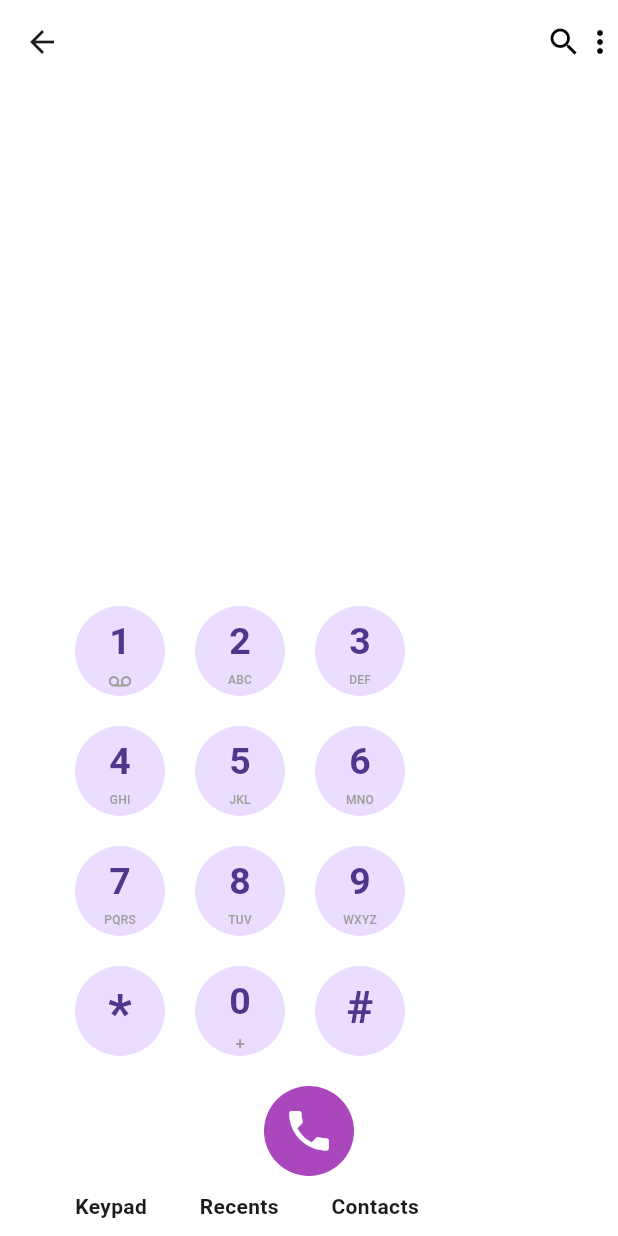
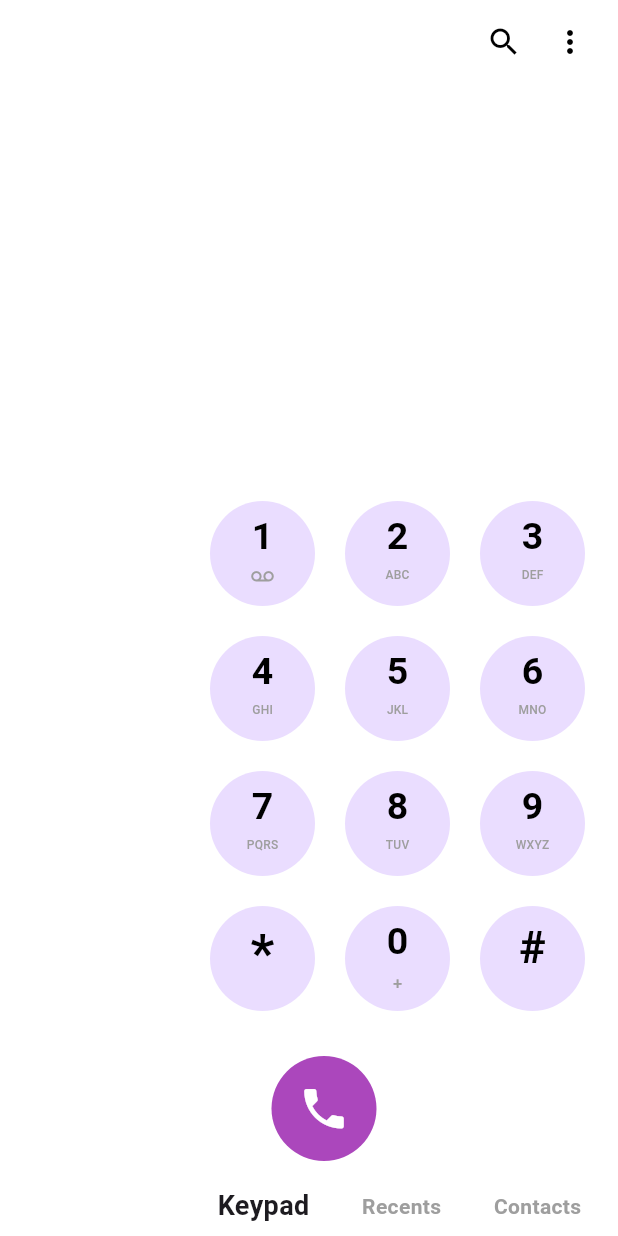
Before and after one commit to basilkurian001/flutter-internship-calling-app, a Flutter app: the Dhome screen opened directly, on a phone screen of 412 x 824 dp. Run offline on Flutter 3.47's test engine with Material 3 defaults, Android fonts, the phone set to English and light mode, and no system bars.

Commit message:
fixed dialler alignment

```diff
--- a/lib/dialler.dart
+++ b/lib/dialler.dart
@@ -11,21 +11,32 @@ class _DhomeState extends State<Dhome> {
   @override
   Widget build(BuildContext context) {
     return Scaffold(
+      backgroundColor: Colors.white,
       appBar: AppBar(
+        automaticallyImplyLeading: false,
         backgroundColor: Colors.white,
 
         actions: [
-          Icon(Icons.search, color: Colors.black),
+          Padding(
+            padding: const EdgeInsets.only(right: 20),
+            child: Icon(Icons.search, color: Colors.black),
+          ),
 
-          Icon(Icons.more_vert, color: Colors.black),
+          Padding(
+            padding: const EdgeInsets.only(right: 20),
+            child: Icon(Icons.more_vert, color: Colors.black),
+          ),
         ],
       ),
 
-      body: Container(
+      body:
+      Padding(
+        padding: const EdgeInsets.only(left: 70),
+        child: Container(
           color: Colors.white,
 
           child: Padding(
-          padding: const EdgeInsetsDirectional.only(start: 50),
+            padding: const EdgeInsetsDirectional.only(start: 70),
 
             child: Column(
               mainAxisAlignment: MainAxisAlignment.end,
@@ -34,7 +45,7 @@ class _DhomeState extends State<Dhome> {
                 Row(
                   children: [
                     CircleAvatar(
-                    radius: 30,
+                      radius: 35,
 
                       child: Column(
                         children: [
@@ -46,7 +57,7 @@ class _DhomeState extends State<Dhome> {
 
                               style: TextStyle(
                                 fontSize: 25,
-
+                                color: Colors.black,
                                 fontWeight: FontWeight.bold,
                               ),
                             ),
@@ -66,7 +77,7 @@ class _DhomeState extends State<Dhome> {
                     SizedBox(width: 20),
 
                     CircleAvatar(
-                    radius: 30,
+                      radius: 35,
 
                       child: Column(
                         children: [
@@ -77,6 +88,7 @@ class _DhomeState extends State<Dhome> {
                             style: TextStyle(
                               fontSize: 25,
                               fontWeight: FontWeight.bold,
+                              color: Colors.black,
                             ),
                           ),
 
@@ -92,7 +104,7 @@ class _DhomeState extends State<Dhome> {
                     SizedBox(width: 20),
 
                     CircleAvatar(
-                    radius: 30,
+                      radius: 35,
 
                       child: Column(
                         children: [
@@ -103,6 +115,7 @@ class _DhomeState extends State<Dhome> {
                             style: TextStyle(
                               fontSize: 25,
                               fontWeight: FontWeight.bold,
+                              color: Colors.black,
                             ),
                           ),
 
@@ -122,7 +135,7 @@ class _DhomeState extends State<Dhome> {
                 Row(
                   children: [
                     CircleAvatar(
-                    radius: 30,
+                      radius: 35,
 
                       child: Column(
                         children: [
@@ -133,6 +146,7 @@ class _DhomeState extends State<Dhome> {
                             style: TextStyle(
                               fontSize: 25,
                               fontWeight: FontWeight.bold,
+                              color: Colors.black,
                             ),
                           ),
 
@@ -148,7 +162,7 @@ class _DhomeState extends State<Dhome> {
                     SizedBox(width: 20),
 
                     CircleAvatar(
-                    radius: 30,
+                      radius: 35,
 
                       child: Column(
                         children: [
@@ -159,6 +173,7 @@ class _DhomeState extends State<Dhome> {
                             style: TextStyle(
                               fontSize: 25,
                               fontWeight: FontWeight.bold,
+                              color: Colors.black,
                             ),
                           ),
 
@@ -174,7 +189,7 @@ class _DhomeState extends State<Dhome> {
                     SizedBox(width: 20),
 
                     CircleAvatar(
-                    radius: 30,
+                      radius: 35,
 
                       child: Column(
                         children: [
@@ -185,6 +200,7 @@ class _DhomeState extends State<Dhome> {
                             style: TextStyle(
                               fontSize: 25,
                               fontWeight: FontWeight.bold,
+                              color: Colors.black,
                             ),
                           ),
 
@@ -204,7 +220,7 @@ class _DhomeState extends State<Dhome> {
                 Row(
                   children: [
                     CircleAvatar(
-                    radius: 30,
+                      radius: 35,
 
                       child: Column(
                         children: [
@@ -215,6 +231,7 @@ class _DhomeState extends State<Dhome> {
                             style: TextStyle(
                               fontSize: 25,
                               fontWeight: FontWeight.bold,
+                              color: Colors.black,
                             ),
                           ),
 
@@ -230,7 +247,7 @@ class _DhomeState extends State<Dhome> {
                     SizedBox(width: 20),
 
                     CircleAvatar(
-                    radius: 30,
+                      radius: 35,
 
                       child: Column(
                         children: [
@@ -241,6 +258,7 @@ class _DhomeState extends State<Dhome> {
                             style: TextStyle(
                               fontSize: 25,
                               fontWeight: FontWeight.bold,
+                              color: Colors.black,
                             ),
                           ),
 
@@ -256,7 +274,7 @@ class _DhomeState extends State<Dhome> {
                     SizedBox(width: 20),
 
                     CircleAvatar(
-                    radius: 30,
+                      radius: 35,
 
                       child: Column(
                         children: [
@@ -267,6 +285,7 @@ class _DhomeState extends State<Dhome> {
                             style: TextStyle(
                               fontSize: 25,
                               fontWeight: FontWeight.bold,
+                              color: Colors.black,
                             ),
                           ),
 
@@ -286,7 +305,7 @@ class _DhomeState extends State<Dhome> {
                 Row(
                   children: [
                     CircleAvatar(
-                    radius: 30,
+                      radius: 35,
 
                       child: Column(
                         children: [
@@ -297,6 +316,7 @@ class _DhomeState extends State<Dhome> {
                             style: TextStyle(
                               fontSize: 35,
                               fontWeight: FontWeight.bold,
+                              color: Colors.black,
                             ),
                           ),
                         ],
@@ -306,7 +326,7 @@ class _DhomeState extends State<Dhome> {
                     SizedBox(width: 20),
 
                     CircleAvatar(
-                    radius: 30,
+                      radius: 35,
 
                       child: Column(
                         children: [
@@ -317,6 +337,7 @@ class _DhomeState extends State<Dhome> {
                             style: TextStyle(
                               fontSize: 25,
                               fontWeight: FontWeight.bold,
+                              color: Colors.black,
                             ),
                           ),
 
@@ -332,7 +353,7 @@ class _DhomeState extends State<Dhome> {
                     SizedBox(width: 20),
 
                     CircleAvatar(
-                    radius: 30,
+                      radius: 35,
 
                       child: Column(
                         children: [
@@ -344,6 +365,7 @@ class _DhomeState extends State<Dhome> {
                               style: TextStyle(
                                 fontSize: 30,
                                 fontWeight: FontWeight.bold,
+                                color: Colors.black,
                               ),
                             ),
                           ),
@@ -353,49 +375,55 @@ class _DhomeState extends State<Dhome> {
                   ],
                 ),
 
-              SizedBox(height: 20),
-
-              Padding(
-                padding: const EdgeInsetsDirectional.only(end: 50),
-
-                child: CircleAvatar(
+                SizedBox(height: 30),
+        /*
+                CircleAvatar(
                   backgroundColor: Colors.purple[400],
 
                   radius: 30,
 
                   child: Icon(Icons.phone, color: Colors.white, size: 35),
                 ),
-              ),
+        */
               ],
             ),
           ),
         ),
+      ),
 
-      bottomNavigationBar: Container(
+      bottomNavigationBar: Column(
+  mainAxisSize: MainAxisSize.min,
+  children: [
+    // ✅ Centered Call Icon
+    Padding(
+      padding: const EdgeInsets.only(bottom: 10,left: 20),
+      child: CircleAvatar(
+        backgroundColor: Colors.purple[400],
+        radius: 35,
+        child: Icon(Icons.phone, color: Colors.white, size: 35),
+      ),
+    ),
+
+    // 👇 Your bottom nav bar
+    Container(
       height: 40,
-
-        width: 100,
-
+      width: double.infinity,
       color: Colors.white,
-
       child: Padding(
-          padding: const EdgeInsetsDirectional.only(start: 50.0),
-
+        padding: const EdgeInsetsDirectional.only(start: 145.0,),
         child: Row(
           children: [
-              Text("Keypad", style: TextStyle(fontWeight: FontWeight.bold)),
-
+            Text("Keypad", style: TextStyle(fontWeight: FontWeight.bold,fontSize: 18)),
             SizedBox(width: 35),
-
-              Text("Recents", style: TextStyle(fontWeight: FontWeight.bold)),
-
+            Text("Recents", style: TextStyle(fontWeight: FontWeight.bold,color: Colors.grey)),
             SizedBox(width: 35),
-
-              Text("Contacts", style: TextStyle(fontWeight: FontWeight.bold)),
+            Text("Contacts", style: TextStyle(fontWeight: FontWeight.bold,color: Colors.grey)),
           ],
         ),
       ),
     ),
+  ],
+),
     );
   }
 }
--- a/lib/main.dart
+++ b/lib/main.dart
@@ -1,9 +1,11 @@
 import 'package:flutter/material.dart';
+import 'package:flutter_project_callingapp/dialler.dart';
 import 'package:flutter_project_callingapp/home_screen.dart';
+//import 'package:window_size/window_size.dart';
 
 void main() {
   runApp(const MaterialApp(
     debugShowCheckedModeBanner: false,
-    home: HomeScreen(),
+    home: Dhome(),
   ));
 }
```
Lines whose indentation alone changed are shown as unchanged.
